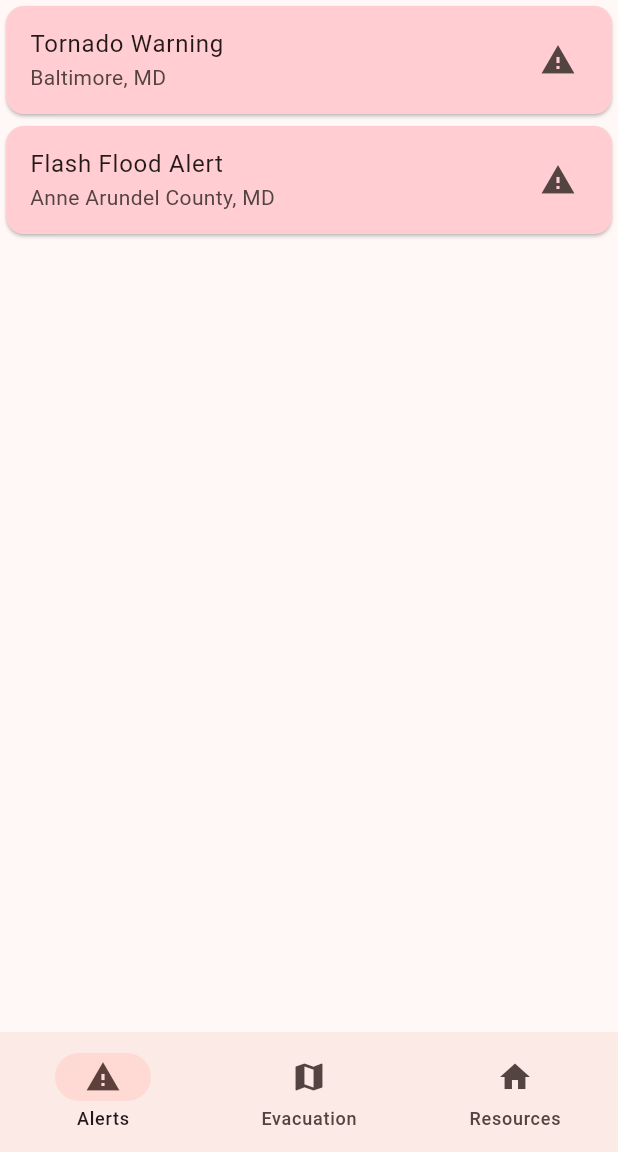
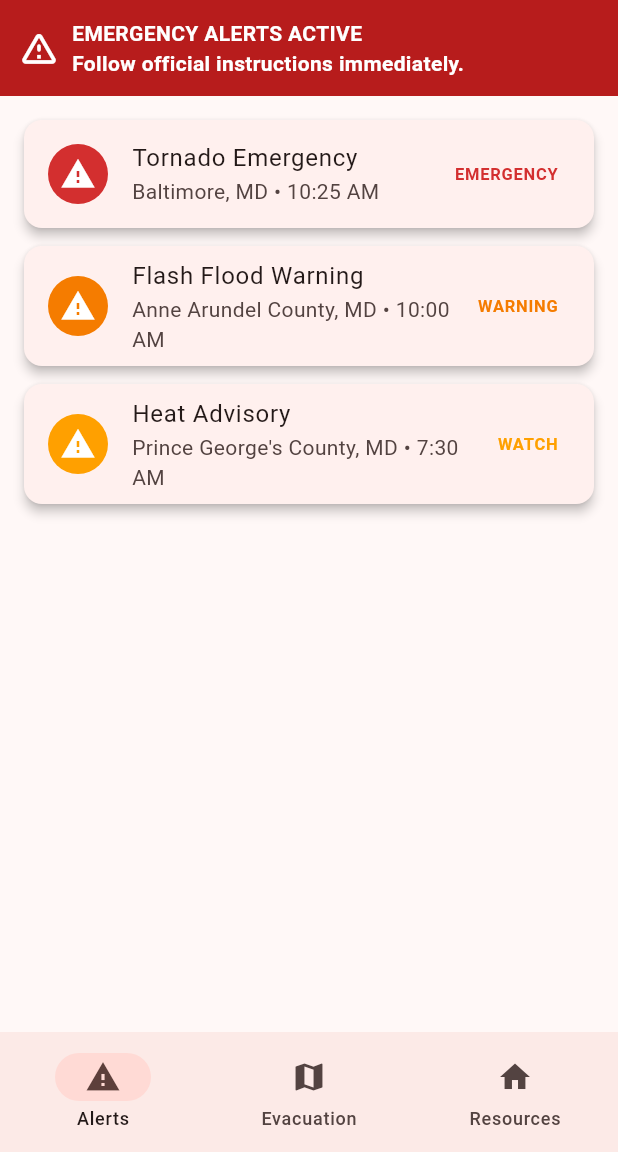
Before and after one commit to Rowhi10/dr-wewa-demo, a Flutter app: the screen it shows after launch, on a phone screen of 412 x 824 dp, the part 84-1236 px from its top. Run offline on Flutter 3.47's test engine with Material 3 defaults, Android fonts, the phone set to English and light mode, and no system bars.

Commit message:
Finalize stable emergency UI and alert system

```diff
--- a/lib/screens/alerts_screen.dart
+++ b/lib/screens/alerts_screen.dart
@@ -1,45 +1,169 @@
 import 'package:flutter/material.dart';
+import 'package:intl/intl.dart';
+
+import '../data/sample_alerts.dart';
+import '../models/emergency_alert.dart';
 
 class AlertsScreen extends StatelessWidget {
   const AlertsScreen({super.key});
 
+  Color _severityColor(String severity) {
+    switch (severity) {
+      case 'Emergency':
+        return Colors.red.shade700;
+      case 'Warning':
+        return Colors.orange.shade700;
+      case 'Watch':
+        return Colors.amber.shade700;
+      default:
+        return Colors.blueGrey.shade600;
+    }
+  }
+
   @override
   Widget build(BuildContext context) {
-    final alerts = [
-      {
-        "title": "Tornado Warning",
-        "location": "Baltimore, MD",
-        "details": "Seek shelter immediately indoors."
-      },
-      {
-        "title": "Flash Flood Alert",
-        "location": "Anne Arundel County, MD",
-        "details": "Avoid driving through flooded roads."
-      },
-    ];
+    // Emergency banner shows if any alert is critical
+    final hasCritical =
+        sampleAlerts.any((alert) => alert.isCritical); // from model
 
-    return ListView.builder(
-      itemCount: alerts.length,
+    return Column(
+      children: [
+        if (hasCritical)
+          Container(
+            width: double.infinity,
+            padding: const EdgeInsets.all(12),
+            color: Colors.red.shade900,
+            child: Row(
+              children: const [
+                Icon(
+                  Icons.warning_amber_rounded,
+                  color: Colors.white,
+                  size: 28,
+                ),
+                SizedBox(width: 8),
+                Expanded(
+                  child: Text(
+                    'EMERGENCY ALERTS ACTIVE\nFollow official instructions immediately.',
+                    style: TextStyle(
+                      color: Colors.white,
+                      fontWeight: FontWeight.bold,
+                    ),
+                  ),
+                ),
+              ],
+            ),
+          ),
+        Expanded(
+          child: ListView.builder(
+            padding: const EdgeInsets.all(16),
+            itemCount: sampleAlerts.length,
             itemBuilder: (context, index) {
-        final alert = alerts[index];
+              final EmergencyAlert alert = sampleAlerts[index];
+              final color = _severityColor(alert.severity);
+              final timeString = DateFormat('h:mm a').format(alert.time);
+
               return Card(
-          color: Colors.red.shade100,
+                margin: const EdgeInsets.only(bottom: 12),
+                elevation: 3,
                 child: ListTile(
-            title: Text(alert["title"]!),
-            subtitle: Text(alert["location"]!),
-            trailing: const Icon(Icons.warning),
+                  leading: CircleAvatar(
+                    backgroundColor: color,
+                    child: const Icon(
+                      Icons.warning,
+                      color: Colors.white,
+                    ),
+                  ),
+                  title: Text(alert.title),
+                  subtitle: Text('${alert.location} • $timeString'),
+                  trailing: Text(
+                    alert.severity.toUpperCase(),
+                    style: TextStyle(
+                      color: color,
+                      fontWeight: FontWeight.bold,
+                    ),
+                  ),
                   onTap: () {
-              showDialog(
+                    showModalBottomSheet(
                       context: context,
-                builder: (_) => AlertDialog(
-                  title: Text(alert["title"]!),
-                  content: Text(alert["details"]!),
+                      isScrollControlled: true,
+                      shape: const RoundedRectangleBorder(
+                        borderRadius:
+                            BorderRadius.vertical(top: Radius.circular(16)),
                       ),
+                      builder: (_) => _AlertDetailSheet(alert: alert),
                     );
                   },
                 ),
               );
             },
+          ),
+        ),
+      ],
     );
   }
 }
+
+class _AlertDetailSheet extends StatelessWidget {
+  final EmergencyAlert alert;
+
+  const _AlertDetailSheet({required this.alert});
+
+  @override
+  Widget build(BuildContext context) {
+    final color = Colors.red.shade700;
+
+    return Padding(
+      padding: const EdgeInsets.fromLTRB(16, 16, 16, 24),
+      child: SingleChildScrollView(
+        child: Column(
+          mainAxisSize: MainAxisSize.min,
+          crossAxisAlignment: CrossAxisAlignment.start,
+          children: [
+            Row(
+              children: [
+                Icon(Icons.warning_amber_rounded, color: color, size: 28),
+                const SizedBox(width: 8),
+                Expanded(
+                  child: Text(
+                    alert.title,
+                    style: const TextStyle(
+                      fontSize: 20,
+                      fontWeight: FontWeight.bold,
+                    ),
+                  ),
+                ),
+              ],
+            ),
+            const SizedBox(height: 8),
+            Text(
+              alert.location,
+              style: TextStyle(color: Colors.grey.shade700),
+            ),
+            const SizedBox(height: 16),
+            const Text(
+              'Details',
+              style: TextStyle(fontWeight: FontWeight.bold),
+            ),
+            const SizedBox(height: 4),
+            Text(alert.description),
+            const SizedBox(height: 16),
+            const Text(
+              'Recommended Action',
+              style: TextStyle(fontWeight: FontWeight.bold),
+            ),
+            const SizedBox(height: 4),
+            Text(alert.recommendedAction),
+            const SizedBox(height: 16),
+            Align(
+              alignment: Alignment.centerRight,
+              child: TextButton(
+                child: const Text('Close'),
+                onPressed: () => Navigator.pop(context),
+              ),
+            ),
+          ],
+        ),
+      ),
+    );
+  }
+}
```
Also changed, not shown: 1 other file. Lines whose indentation alone changed are shown as unchanged.
